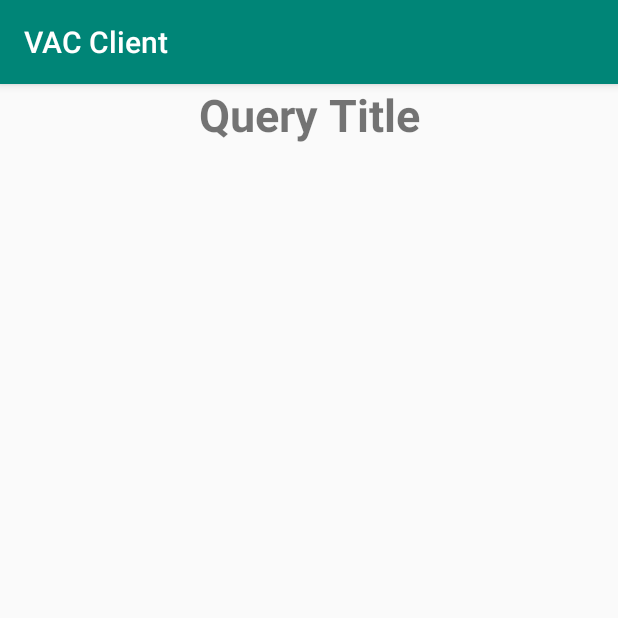
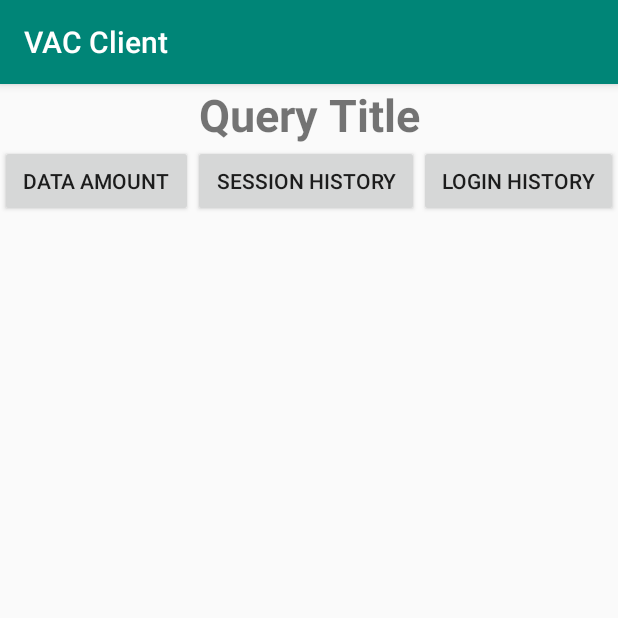
Before and after one commit to Zerkles/PUT-VAC, an Android app: the DataBaseActivity screen opened directly, with no data from a screen before it, on a phone screen of 412 x 824 dp, the top half of it. Run offline under Robolectric (Android 15) with nearby library versions, the phone set to English and light mode, and no system bars.

Commit message:
Added database types

```diff
--- a/Client/app/src/main/java/zerkles/apps/putvac/client/DataBaseActivity.java
+++ b/Client/app/src/main/java/zerkles/apps/putvac/client/DataBaseActivity.java
@@ -5,7 +5,9 @@ import android.os.Build;
 import android.os.Bundle;
 import android.support.v7.app.AppCompatActivity;
 import android.util.Log;
+import android.view.View;
 import android.view.ViewGroup;
+import android.widget.Button;
 import android.widget.LinearLayout;
 import android.widget.TableLayout;
 import android.widget.TextView;
@@ -20,6 +22,7 @@ public class DataBaseActivity extends AppCompatActivity {
 
     TextView tv_queryName;
     LinearLayout LinearScrollLayout, LineaerColumnsLayout;
+    Button btn_loginHistory,btn_sessionHistory,btn_dataAmount;
 
     @Override
     protected void onCreate(Bundle savedInstanceState) {
@@ -29,10 +32,35 @@ public class DataBaseActivity extends AppCompatActivity {
         tv_queryName = findViewById(R.id.tv_queryName);
         LinearScrollLayout = findViewById(R.id.MainVerticalLine);
         LineaerColumnsLayout = findViewById(R.id.ColumnsLine);
-        new HTTPTask().execute();
 
-        Log.d("OSversion", Build.VERSION.RELEASE);
-        Log.d("DeviceName", Build.BRAND + " " + Build.MODEL);
+        btn_loginHistory = findViewById(R.id.btn_loginHistory);
+        btn_sessionHistory= findViewById(R.id.btn_sessionHistory);
+        btn_dataAmount=findViewById(R.id.btn_dataAmount);
+
+        btn_loginHistory.setOnClickListener(new View.OnClickListener() {
+            @Override
+            public void onClick(View v) {
+                new HTTPTask().execute("login_history");
+            }
+        });
+
+        btn_sessionHistory.setOnClickListener(new View.OnClickListener() {
+            @Override
+            public void onClick(View v) {
+                new HTTPTask().execute("session_history");
+            }
+        });
+
+        btn_dataAmount.setOnClickListener(new View.OnClickListener() {
+            @Override
+            public void onClick(View v) {
+                new HTTPTask().execute("data_amount");
+            }
+        });
+
+
+
+
 //        JSONArray names =json.names(); /// w kolumnach tylko rozmiar zewn petli moze byc zly
 //
 //        for(int i=0; i<json.length(); i++){
@@ -98,7 +126,10 @@ public class DataBaseActivity extends AppCompatActivity {
             strings[0] = LoginActivity.getLogin();
             strings[1] = LoginActivity.getPassword();
 
-            String response = HttpClient.sendRequest("GET", getIP(), "/VAC/db/Statistics?login="+strings[0]+"&passwd="+strings[1]+"&type=data_amount");
+            String login="login="+LoginActivity.getLogin();
+            String passwd="&passwd="+LoginActivity.getPassword();
+
+            String response = HttpClient.sendRequest("GET", getIP(), "/VAC/db/Statistics?"+login+passwd+"&type="+strings[0]);
             publishProgress(response);
             return null;
         }
--- a/Client/app/src/main/res/layout/activity_database.xml
+++ b/Client/app/src/main/res/layout/activity_database.xml
@@ -23,21 +23,43 @@
     <LinearLayout
         android:id="@+id/ColumnsLine"
         android:layout_width="match_parent"
-        android:layout_height="match_parent"
-        android:orientation="horizontal"></LinearLayout>
+        android:layout_height="wrap_content"
+        android:orientation="horizontal">
+
+        <Button
+            android:id="@+id/btn_dataAmount"
+            android:layout_width="wrap_content"
+            android:layout_height="wrap_content"
+            android:layout_weight="1"
+            android:text="Data Amount" />
+
+        <Button
+            android:id="@+id/btn_sessionHistory"
+            android:layout_width="wrap_content"
+            android:layout_height="wrap_content"
+            android:layout_weight="1"
+            android:text="Session History" />
+
+        <Button
+            android:id="@+id/btn_loginHistory"
+            android:layout_width="wrap_content"
+            android:layout_height="wrap_content"
+            android:layout_weight="1"
+            android:text="Login History" />
+    </LinearLayout>
 
     <ScrollView
         android:layout_width="match_parent"
         android:layout_height="match_parent"
         android:layout_marginStart="5dp"
+        android:layout_marginTop="5dp"
         android:layout_marginEnd="5dp"
-        android:layout_marginTop="10dp"
         android:layout_marginBottom="10dp">
 
         <LinearLayout
             android:id="@+id/MainVerticalLine"
             android:layout_width="match_parent"
             android:layout_height="wrap_content"
-            android:orientation="vertical"/>
+            android:orientation="vertical" />
     </ScrollView>
 </LinearLayout>
```
Also changed, not shown: Client/app/src/main/java/zerkles/apps/putvac/client/LoginActivity.java (+15 -9 lines).
